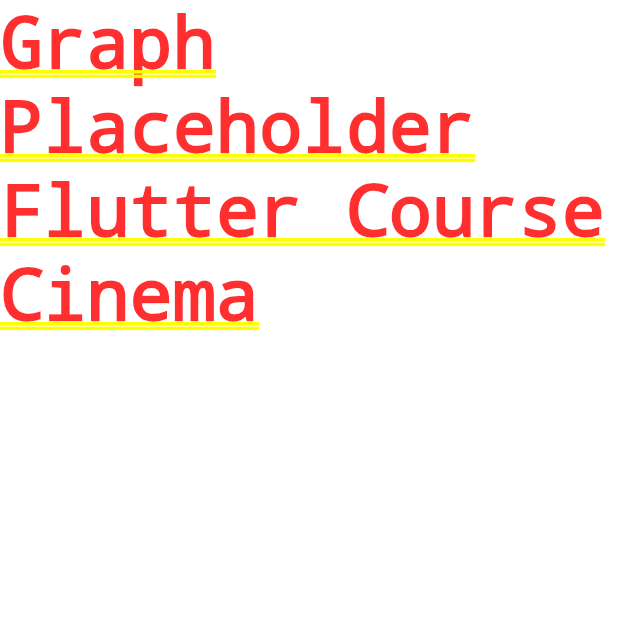
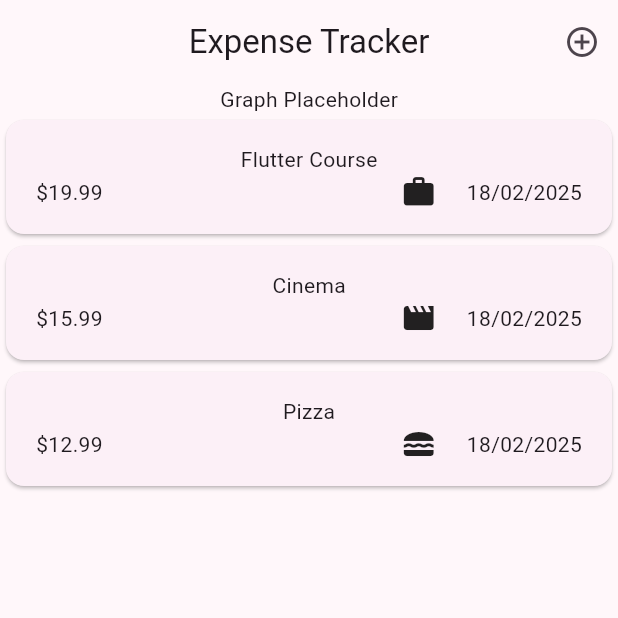
Before and after one commit to Sundramroy23/ExpenseTracker, a Flutter app: the screen it shows after launch, on a phone screen of 412 x 824 dp, the top half of it. Run offline on Flutter 3.47's test engine with Material 3 defaults, Android fonts, the phone set to English and light mode, and no system bars.

Commit message:
modified add expenses file

```diff
--- a/lib/expenses.dart
+++ /dev/null
@@ -1,41 +0,0 @@
-import 'package:flutter/material.dart';
-import 'package:expense_tracker/models/expense.dart';
-
-class ExpensesScreen extends StatefulWidget {
-  const ExpensesScreen({super.key});
-
-  @override
-  State<ExpensesScreen> createState() => _ExpensesScreenState();
-}
-
-class _ExpensesScreenState extends State<ExpensesScreen> {
-  List<Expense> expenses = [
-    Expense(
-      title: "Flutter Course",
-      amount: 19.99,
-      date: DateTime.now(),
-      category: Category.work,
-    ),
-    Expense(
-      title: "Cinema",
-      amount: 15.99,
-      date: DateTime.now(),
-      category: Category.leisure,
-    ),
-  ];
-
-  @override
-  Widget build(BuildContext context) {
-    return Column(
-      children: [
-        const Text("Graph Placeholder"),
-        Expanded(
-          child: ListView.builder(
-            itemCount: expenses.length,
-            itemBuilder: (context, index) => Text(expenses[index].title),
-          ),
-        )
-      ],
-    );
-  }
-}
--- a/lib/main.dart
+++ b/lib/main.dart
@@ -1,4 +1,4 @@
-import 'package:expense_tracker/expenses.dart';
+import 'package:expense_tracker/widgets/expenses_list/expenses_list.dart';
 import 'package:flutter/material.dart';
 
 void main() {
@@ -10,8 +10,10 @@ class MyApp extends StatelessWidget {
 
   @override
   Widget build(BuildContext context) {
-    return const MaterialApp(
-      home:ExpensesScreen(),
+    return MaterialApp(
+      debugShowCheckedModeBanner: false,
+      theme: ThemeData(useMaterial3: true, colorSchemeSeed: Colors.purple),
+      home: ExpensesScreen(),
     );
   }
 }
--- a/lib/models/expense.dart
+++ b/lib/models/expense.dart
@@ -1,7 +1,18 @@
+import 'package:flutter/material.dart';
 import 'package:uuid/uuid.dart';
+import 'package:intl/intl.dart';
 
 final uuid = Uuid();
-enum Category{food, leisure, work, travel}
+
+enum Category { food, leisure, work, travel }
+// final datConverter = DateFormat.yMd();
+
+Map<Category, IconData> categoryIcons = {
+  Category.food: Icons.lunch_dining,
+  Category.leisure: Icons.movie,
+  Category.work: Icons.work,
+  Category.travel: Icons.flight_takeoff,
+};
 
 class Expense {
   final String id;
@@ -9,11 +20,12 @@ class Expense {
   final double amount;
   final DateTime date;
   final Category category;
-  Expense({
-    required this.title,
-    required this.amount,
-    required this.date,
-    required this.category
-  }) :id = uuid.v4();
+  Expense(
+      {required this.title,
+      required this.amount,
+      required this.date,
+      required this.category})
+      : id = uuid.v4();
 
+  String get formatDate => DateFormat('dd/MM/yyyy').format(date);
 }
--- /dev/null
+++ b/lib/widgets/expenses_list/expense_item.dart
@@ -0,0 +1,39 @@
+import 'package:expense_tracker/models/expense.dart';
+import 'package:flutter/material.dart';
+
+class ExpenseItem extends StatelessWidget {
+  const ExpenseItem(this.expense, {super.key});
+  final Expense expense;
+
+  @override
+  Widget build(BuildContext context) {
+    return Card(
+        child: Padding(
+      padding: EdgeInsets.symmetric(horizontal: 20, vertical: 16),
+      child: Column(
+        // crossAxisAlignment: CrossAxisAlignment.start,
+        children: [
+          // Text(expense.id),
+          Text(expense.title),
+          Row(
+            children: [
+              Text('\$${expense.amount.toStringAsFixed(2)}'),
+              const Spacer(
+                flex: 10,
+              ),
+              Icon(categoryIcons[expense.category]), // IconData used directly
+              const Spacer(
+                flex: 1,
+              ),
+              // const SizedBox(
+              //   width: 8,
+              // ),
+              // const Spacer(),
+              Text(expense.formatDate)
+            ],
+          )
+        ],
+      ),
+    ));
+  }
+}
--- /dev/null
+++ b/lib/widgets/expenses_list/expenses_list.dart
@@ -0,0 +1,70 @@
+import 'package:expense_tracker/widgets/expenses_list/expense_item.dart';
+import 'package:expense_tracker/widgets/modal_overlay/add_expense.dart';
+import 'package:flutter/material.dart';
+import 'package:expense_tracker/models/expense.dart';
+
+class ExpensesScreen extends StatefulWidget {
+  const ExpensesScreen({super.key});
+
+  @override
+  State<ExpensesScreen> createState() => _ExpensesScreenState();
+}
+
+class _ExpensesScreenState extends State<ExpensesScreen> {
+  void _onpressed() {
+    showModalBottomSheet(
+      context: context,
+      builder: (context) => SizedBox(
+        height: MediaQuery.sizeOf(context).height,
+        width: double.infinity,
+        child: AddExpense(),
+      ),
+    );
+  }
+
+  List<Expense> expenses = [
+    Expense(
+      title: "Flutter Course",
+      amount: 19.99,
+      date: DateTime.now(),
+      category: Category.work,
+    ),
+    Expense(
+      title: "Cinema",
+      amount: 15.99,
+      date: DateTime.now(),
+      category: Category.leisure,
+    ),
+    Expense(
+      title: "Pizza",
+      amount: 12.99,
+      date: DateTime.now(),
+      category: Category.food,
+    ),
+  ];
+
+  @override
+  Widget build(BuildContext context) {
+    return Scaffold(
+      appBar: AppBar(
+        title: const Text("Expense Tracker"),
+        centerTitle: true,
+        actions: [
+          IconButton(
+              onPressed: _onpressed, icon: const Icon(Icons.add_circle_outline))
+        ],
+      ),
+      body: Column(
+        children: [
+          const Text("Graph Placeholder"),
+          Expanded(
+            child: ListView.builder(
+              itemCount: expenses.length,
+              itemBuilder: (context, index) => ExpenseItem(expenses[index]),
+            ),
+          )
+        ],
+      ),
+    );
+  }
+}
--- a/pubspec.yaml
+++ b/pubspec.yaml
@@ -35,6 +35,7 @@ dependencies:
   # Use with the CupertinoIcons class for iOS style icons.
   cupertino_icons: ^1.0.8
   uuid: ^4.5.1
+  intl: ^0.20.2
 
 dev_dependencies:
   flutter_test:
```
Also changed, not shown: lib/widgets/modal_overlay/add_expense.dart (added, +130 -0 lines), lib/widgets/modal_overlay/temp_page.dart (added, +17 -0 lines), pubspec.lock.
